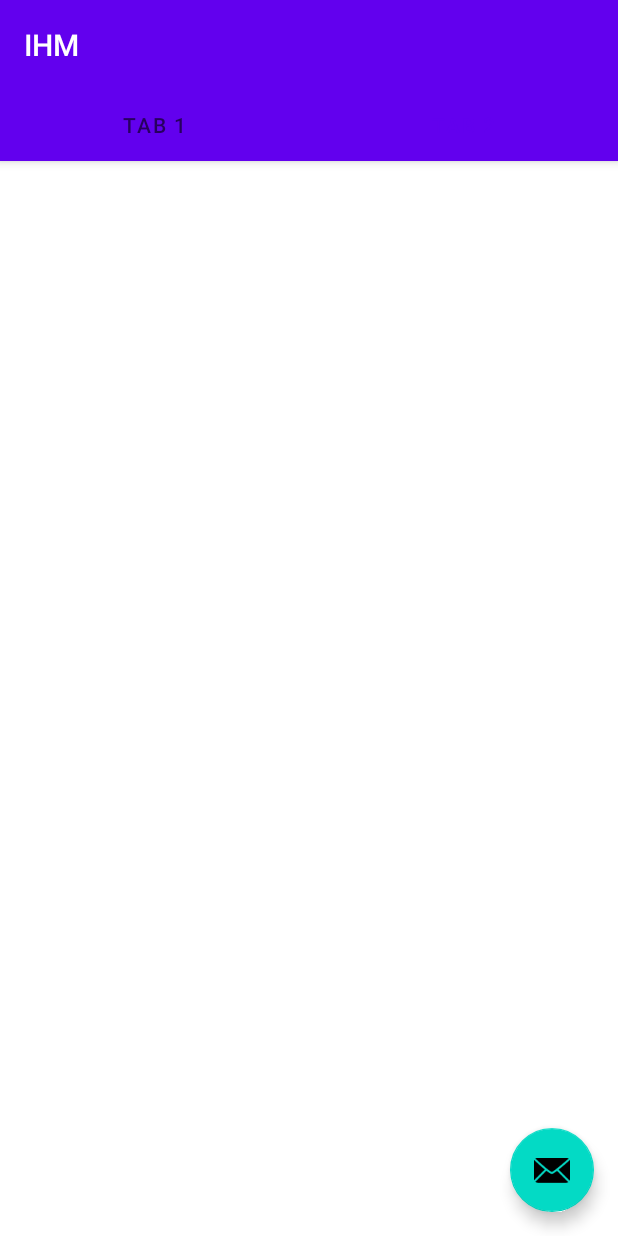
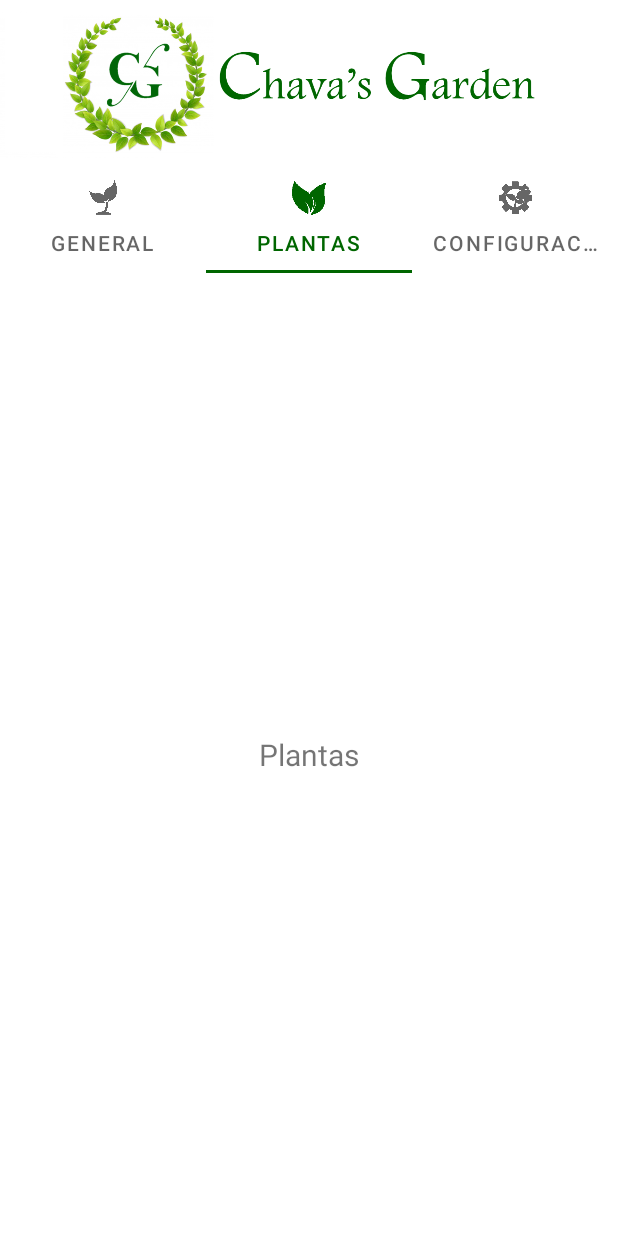
Before and after one commit to JohnTS13/IHM, an Android app: the screen it shows after launch (MainActivity), tab 2 chosen, on a phone screen of 412 x 824 dp. Run offline under Robolectric (Android 15) with nearby library versions, the phone set to English and light mode, and no system bars.

Commit message:
commit encabezado

```diff
--- a/app/build.gradle
+++ b/app/build.gradle
@@ -35,6 +35,7 @@ dependencies {
     implementation 'androidx.constraintlayout:constraintlayout:2.0.4'
     implementation 'androidx.lifecycle:lifecycle-livedata-ktx:2.3.1'
     implementation 'androidx.lifecycle:lifecycle-viewmodel-ktx:2.3.1'
+    implementation 'androidx.legacy:legacy-support-v4:1.0.0'
     testImplementation 'junit:junit:4.+'
     androidTestImplementation 'androidx.test.ext:junit:1.1.2'
     androidTestImplementation 'androidx.test.espresso:espresso-core:3.3.0'
--- /dev/null
+++ b/app/src/main/java/com/example/ihm/Controlador/Configuraciones.java
@@ -0,0 +1,66 @@
+package com.example.ihm.Controlador;
+
+import android.os.Bundle;
+
+import androidx.fragment.app.Fragment;
+
+import android.view.LayoutInflater;
+import android.view.View;
+import android.view.ViewGroup;
+
+import com.example.ihm.R;
+
+/**
+ * A simple {@link Fragment} subclass.
+ * Use the {@link Configuraciones#newInstance} factory method to
+ * create an instance of this fragment.
+ */
+public class Configuraciones extends Fragment {
+
+    // TODO: Rename parameter arguments, choose names that match
+    // the fragment initialization parameters, e.g. ARG_ITEM_NUMBER
+    private static final String ARG_PARAM1 = "param1";
+    private static final String ARG_PARAM2 = "param2";
+
+    // TODO: Rename and change types of parameters
+    private String mParam1;
+    private String mParam2;
+
+    public Configuraciones() {
+        // Required empty public constructor
+    }
+
+    /**
+     * Use this factory method to create a new instance of
+     * this fragment using the provided parameters.
+     *
+     * @param param1 Parameter 1.
+     * @param param2 Parameter 2.
+     * @return A new instance of fragment Configuraciones.
+     */
+    // TODO: Rename and change types and number of parameters
+    public static Configuraciones newInstance(String param1, String param2) {
+        Configuraciones fragment = new Configuraciones();
+        Bundle args = new Bundle();
+        args.putString(ARG_PARAM1, param1);
+        args.putString(ARG_PARAM2, param2);
+        fragment.setArguments(args);
+        return fragment;
+    }
+
+    @Override
+    public void onCreate(Bundle savedInstanceState) {
+        super.onCreate(savedInstanceState);
+        if (getArguments() != null) {
+            mParam1 = getArguments().getString(ARG_PARAM1);
+            mParam2 = getArguments().getString(ARG_PARAM2);
+        }
+    }
+
+    @Override
+    public View onCreateView(LayoutInflater inflater, ViewGroup container,
+                             Bundle savedInstanceState) {
+        // Inflate the layout for this fragment
+        return inflater.inflate(R.layout.fragment_configuraciones, container, false);
+    }
+}
--- /dev/null
+++ b/app/src/main/java/com/example/ihm/Controlador/Generales.java
@@ -0,0 +1,66 @@
+package com.example.ihm.Controlador;
+
+import android.os.Bundle;
+
+import androidx.fragment.app.Fragment;
+
+import android.view.LayoutInflater;
+import android.view.View;
+import android.view.ViewGroup;
+
+import com.example.ihm.R;
+
+/**
+ * A simple {@link Fragment} subclass.
+ * Use the {@link Generales#newInstance} factory method to
+ * create an instance of this fragment.
+ */
+public class Generales extends Fragment {
+
+    // TODO: Rename parameter arguments, choose names that match
+    // the fragment initialization parameters, e.g. ARG_ITEM_NUMBER
+    private static final String ARG_PARAM1 = "param1";
+    private static final String ARG_PARAM2 = "param2";
+
+    // TODO: Rename and change types of parameters
+    private String mParam1;
+    private String mParam2;
+
+    public Generales() {
+        // Required empty public constructor
+    }
+
+    /**
+     * Use this factory method to create a new instance of
+     * this fragment using the provided parameters.
+     *
+     * @param param1 Parameter 1.
+     * @param param2 Parameter 2.
+     * @return A new instance of fragment General.
+     */
+    // TODO: Rename and change types and number of parameters
+    public static Generales newInstance(String param1, String param2) {
+        Generales fragment = new Generales();
+        Bundle args = new Bundle();
+        args.putString(ARG_PARAM1, param1);
+        args.putString(ARG_PARAM2, param2);
+        fragment.setArguments(args);
+        return fragment;
+    }
+
+    @Override
+    public void onCreate(Bundle savedInstanceState) {
+        super.onCreate(savedInstanceState);
+        if (getArguments() != null) {
+            mParam1 = getArguments().getString(ARG_PARAM1);
+            mParam2 = getArguments().getString(ARG_PARAM2);
+        }
+    }
+
+    @Override
+    public View onCreateView(LayoutInflater inflater, ViewGroup container,
+                             Bundle savedInstanceState) {
+        // Inflate the layout for this fragment
+        return inflater.inflate(R.layout.fragment_general, container, false);
+    }
+}
--- /dev/null
+++ b/app/src/main/java/com/example/ihm/Controlador/PagerController.java
@@ -0,0 +1,35 @@
+package com.example.ihm.Controlador;
+
+import androidx.annotation.NonNull;
+import androidx.fragment.app.Fragment;
+import androidx.fragment.app.FragmentManager;
+import androidx.fragment.app.FragmentPagerAdapter;
+
+public class PagerController extends FragmentPagerAdapter {
+    int numOfTabs;
+
+    public PagerController(@NonNull FragmentManager fm, int behavior) {
+        super(fm, behavior);
+        this.numOfTabs = behavior;
+    }
+
+    @NonNull
+    @Override
+    public Fragment getItem(int position) {
+        switch (position){
+            case 0:
+                return new Generales();
+            case 1:
+                return  new Plantas();
+            case 2:
+                return  new Configuraciones();
+            default:
+                return null;
+        }
+    }
+
+    @Override
+    public int getCount() {
+        return numOfTabs;
+    }
+}
--- /dev/null
+++ b/app/src/main/java/com/example/ihm/Controlador/Plantas.java
@@ -0,0 +1,66 @@
+package com.example.ihm.Controlador;
+
+import android.os.Bundle;
+
+import androidx.fragment.app.Fragment;
+
+import android.view.LayoutInflater;
+import android.view.View;
+import android.view.ViewGroup;
+
+import com.example.ihm.R;
+
+/**
+ * A simple {@link Fragment} subclass.
+ * Use the {@link Plantas#newInstance} factory method to
+ * create an instance of this fragment.
+ */
+public class Plantas extends Fragment {
+
+    // TODO: Rename parameter arguments, choose names that match
+    // the fragment initialization parameters, e.g. ARG_ITEM_NUMBER
+    private static final String ARG_PARAM1 = "param1";
+    private static final String ARG_PARAM2 = "param2";
+
+    // TODO: Rename and change types of parameters
+    private String mParam1;
+    private String mParam2;
+
+    public Plantas() {
+        // Required empty public constructor
+    }
+
+    /**
+     * Use this factory method to create a new instance of
+     * this fragment using the provided parameters.
+     *
+     * @param param1 Parameter 1.
+     * @param param2 Parameter 2.
+     * @return A new instance of fragment Plantas.
+     */
+    // TODO: Rename and change types and number of parameters
+    public static Plantas newInstance(String param1, String param2) {
+        Plantas fragment = new Plantas();
+        Bundle args = new Bundle();
+        args.putString(ARG_PARAM1, param1);
+        args.putString(ARG_PARAM2, param2);
+        fragment.setArguments(args);
+        return fragment;
+    }
+
+    @Override
+    public void onCreate(Bundle savedInstanceState) {
+        super.onCreate(savedInstanceState);
+        if (getArguments() != null) {
+            mParam1 = getArguments().getString(ARG_PARAM1);
+            mParam2 = getArguments().getString(ARG_PARAM2);
+        }
+    }
+
+    @Override
+    public View onCreateView(LayoutInflater inflater, ViewGroup container,
+                             Bundle savedInstanceState) {
+        // Inflate the layout for this fragment
+        return inflater.inflate(R.layout.fragment_plantas, container, false);
+    }
+}
--- a/app/src/main/java/com/example/ihm/MainActivity.java
+++ b/app/src/main/java/com/example/ihm/MainActivity.java
@@ -2,8 +2,10 @@ package com.example.ihm;
 
 import android.os.Bundle;
 
+import com.example.ihm.Controlador.PagerController;
 import com.google.android.material.floatingactionbutton.FloatingActionButton;
 import com.google.android.material.snackbar.Snackbar;
+import com.google.android.material.tabs.TabItem;
 import com.google.android.material.tabs.TabLayout;
 
 import androidx.viewpager.widget.ViewPager;
@@ -16,24 +18,52 @@ import android.view.View;
 import com.example.ihm.ui.main.SectionsPagerAdapter;
 
 public class MainActivity extends AppCompatActivity {
+    private TabLayout tabLayout;
+    private ViewPager viewPager;
+    private TabItem tab1, tab2, tab3;
+    private PagerController pagerAdapter;
 
     @Override
     protected void onCreate(Bundle savedInstanceState) {
         super.onCreate(savedInstanceState);
         setContentView(R.layout.activity_main);
-        SectionsPagerAdapter sectionsPagerAdapter = new SectionsPagerAdapter(this, getSupportFragmentManager());
-        ViewPager viewPager = findViewById(R.id.view_pager);
-        viewPager.setAdapter(sectionsPagerAdapter);
-        TabLayout tabs = findViewById(R.id.tabs);
-        tabs.setupWithViewPager(viewPager);
-        FloatingActionButton fab = findViewById(R.id.fab);
 
-        fab.setOnClickListener(new View.OnClickListener() {
+        tabLayout = findViewById(R.id.tablayout);
+        viewPager = findViewById(R.id.viewpager);
+
+        tab1 = findViewById(R.id.tabGeneral);
+        tab2 = findViewById(R.id.tabPlantas);
+        tab3 = findViewById(R.id.tabConfiguraciones);
+
+        pagerAdapter = new PagerController(getSupportFragmentManager(), tabLayout.getTabCount());
+        viewPager.setAdapter(pagerAdapter);
+        tabLayout.setOnTabSelectedListener(new TabLayout.OnTabSelectedListener() {
             @Override
-            public void onClick(View view) {
-                Snackbar.make(view, "Replace with your own action", Snackbar.LENGTH_LONG)
-                        .setAction("Action", null).show();
+            public void onTabSelected(TabLayout.Tab tab) {
+                viewPager.setCurrentItem(tab.getPosition());
+                if (tab.getPosition() == 0) {
+                    pagerAdapter.notifyDataSetChanged();
+                }
+                if (tab.getPosition() == 1) {
+                    pagerAdapter.notifyDataSetChanged();
+                }
+                if (tab.getPosition() == 2) {
+                    pagerAdapter.notifyDataSetChanged();
+                }
+            }
+
+            @Override
+            public void onTabUnselected(TabLayout.Tab tab) {
+
+            }
+
+            @Override
+            public void onTabReselected(TabLayout.Tab tab) {
+
             }
         });
+
+        viewPager.addOnPageChangeListener(new TabLayout.TabLayoutOnPageChangeListener(tabLayout));
+
     }
 }
--- a/app/src/main/res/layout/activity_main.xml
+++ b/app/src/main/res/layout/activity_main.xml
@@ -1,44 +1,51 @@
 <?xml version="1.0" encoding="utf-8"?>
-<androidx.coordinatorlayout.widget.CoordinatorLayout xmlns:android="http://schemas.android.com/apk/res/android"
+<LinearLayout xmlns:android="http://schemas.android.com/apk/res/android"
     xmlns:app="http://schemas.android.com/apk/res-auto"
     xmlns:tools="http://schemas.android.com/tools"
     android:layout_width="match_parent"
     android:layout_height="match_parent"
-    tools:context=".MainActivity">
+    tools:context=".MainActivity"
+    android:orientation="vertical">
 
-    <com.google.android.material.appbar.AppBarLayout
+
+    <ImageView
+        android:id="@+id/imageView3"
+        android:layout_width="match_parent"
+        android:layout_height="110dp"
+        app:srcCompat="@drawable/logo_garden" />
+
+    <com.google.android.material.tabs.TabLayout
+        android:id="@+id/tablayout"
         android:layout_width="match_parent"
         android:layout_height="wrap_content"
-        android:theme="@style/Theme.IHM.AppBarOverlay">
+        >
 
-        <TextView
-            android:id="@+id/title"
+        <com.google.android.material.tabs.TabItem
+            android:id="@+id/tabGeneral"
             android:layout_width="wrap_content"
             android:layout_height="wrap_content"
-            android:gravity="center"
-            android:minHeight="?actionBarSize"
-            android:padding="@dimen/appbar_padding"
-            android:text="@string/app_name"
-            android:textAppearance="@style/TextAppearance.Widget.AppCompat.Toolbar.Title" />
+            android:text="General"
+            android:icon="@drawable/iconogeneral"/>
 
-        <com.google.android.material.tabs.TabLayout
-            android:id="@+id/tabs"
-            android:layout_width="match_parent"
+        <com.google.android.material.tabs.TabItem
+            android:id="@+id/tabPlantas"
+            android:layout_width="wrap_content"
             android:layout_height="wrap_content"
-            android:background="?attr/colorPrimary" />
-    </com.google.android.material.appbar.AppBarLayout>
+            android:text="Plantas"
+            android:icon="@drawable/iconoplantas"/>
+
+        <com.google.android.material.tabs.TabItem
+            android:id="@+id/tabConfiguraciones"
+            android:layout_width="wrap_content"
+            android:layout_height="wrap_content"
+            android:text="Configuraciones"
+            android:icon="@drawable/iconoconfiguraciones"/>
+    </com.google.android.material.tabs.TabLayout>
 
     <androidx.viewpager.widget.ViewPager
-        android:id="@+id/view_pager"
+        android:id="@+id/viewpager"
         android:layout_width="match_parent"
-        android:layout_height="match_parent"
-        app:layout_behavior="@string/appbar_scrolling_view_behavior" />
+        android:layout_height="match_parent">
 
-    <com.google.android.material.floatingactionbutton.FloatingActionButton
-        android:id="@+id/fab"
-        android:layout_width="wrap_content"
-        android:layout_height="wrap_content"
-        android:layout_gravity="bottom|end"
-        android:layout_margin="@dimen/fab_margin"
-        app:srcCompat="@android:drawable/ic_dialog_email" />
-</androidx.coordinatorlayout.widget.CoordinatorLayout>
+    </androidx.viewpager.widget.ViewPager>
+</LinearLayout>
--- /dev/null
+++ b/app/src/main/res/layout/fragment_configuraciones.xml
@@ -0,0 +1,16 @@
+<?xml version="1.0" encoding="utf-8"?>
+<FrameLayout xmlns:android="http://schemas.android.com/apk/res/android"
+    xmlns:tools="http://schemas.android.com/tools"
+    android:layout_width="match_parent"
+    android:layout_height="match_parent"
+    tools:context=".Controlador.Configuraciones">
+
+    <!-- TODO: Update blank fragment layout -->
+    <TextView
+        android:layout_width="match_parent"
+        android:layout_height="match_parent"
+        android:text="Configuraciones"
+        android:textSize="20sp"
+        android:gravity="center"/> />
+
+</FrameLayout>
--- /dev/null
+++ b/app/src/main/res/layout/fragment_general.xml
@@ -0,0 +1,16 @@
+<?xml version="1.0" encoding="utf-8"?>
+<FrameLayout xmlns:android="http://schemas.android.com/apk/res/android"
+    xmlns:tools="http://schemas.android.com/tools"
+    android:layout_width="match_parent"
+    android:layout_height="match_parent"
+    tools:context=".Controlador.Generales">
+
+    <!-- TODO: Update blank fragment layout -->
+    <TextView
+        android:layout_width="match_parent"
+        android:layout_height="match_parent"
+        android:text="General"
+        android:textSize="20sp"
+        android:gravity="center"/>
+
+</FrameLayout>
--- /dev/null
+++ b/app/src/main/res/layout/fragment_plantas.xml
@@ -0,0 +1,16 @@
+<?xml version="1.0" encoding="utf-8"?>
+<FrameLayout xmlns:android="http://schemas.android.com/apk/res/android"
+    xmlns:tools="http://schemas.android.com/tools"
+    android:layout_width="match_parent"
+    android:layout_height="match_parent"
+    tools:context=".Controlador.Plantas">
+
+    <!-- TODO: Update blank fragment layout -->
+    <TextView
+        android:layout_width="match_parent"
+        android:layout_height="match_parent"
+        android:text="Plantas"
+        android:textSize="20sp"
+        android:gravity="center"/>/>
+
+</FrameLayout>
--- a/app/src/main/res/values/colors.xml
+++ b/app/src/main/res/values/colors.xml
@@ -1,10 +1,10 @@
 <?xml version="1.0" encoding="utf-8"?>
 <resources>
-    <color name="purple_200">#FFBB86FC</color>
-    <color name="purple_500">#FF6200EE</color>
-    <color name="purple_700">#FF3700B3</color>
-    <color name="teal_200">#FF03DAC5</color>
-    <color name="teal_700">#FF018786</color>
+    <color name="purple_200">#006600</color> //NS
+    <color name="purple_500">#006600</color> //ENCABEZADO
+    <color name="purple_700">#006600</color> //BARRA DE NOTIFICACIONES
+    <color name="teal_200">#FFFFFFFF</color>
+    <color name="teal_700">#006600</color>
     <color name="black">#FF000000</color>
     <color name="white">#FFFFFFFF</color>
 </resources>
--- a/app/src/main/res/values/strings.xml
+++ b/app/src/main/res/values/strings.xml
@@ -2,4 +2,6 @@
     <string name="app_name">IHM</string>
     <string name="tab_text_1">Tab 1</string>
     <string name="tab_text_2">Tab 2</string>
+    <!-- TODO: Remove or change this placeholder text -->
+    <string name="hello_blank_fragment">Hello blank fragment</string>
 </resources>
```
Also changed, not shown: app/src/main/res/drawable/iconoconfiguraciones.png (added), app/src/main/res/drawable/iconogeneral.png (added), app/src/main/res/drawable/iconoplantas.png (added), app/src/main/res/drawable/logo_garden.png (added), app/src/main/res/drawable/logo_name.png (added).
